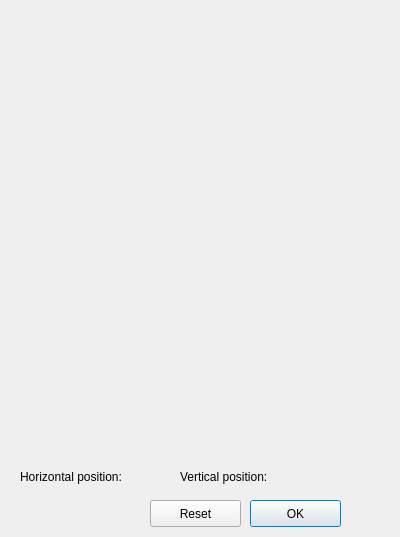
amagovpt/autenticacao.gov, file pteid-mw-pt/_src/eidmw/eidgui/FreeSelectionDialog.ui: the form before one commit.
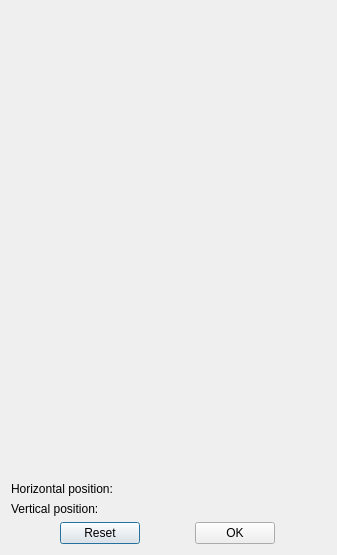
The form after the commit.

Commit message: Improve landscape mode in the FreeSelectionDialog

What changed in the file:
```diff
--- a/pteid-mw-pt/_src/eidmw/eidgui/FreeSelectionDialog.ui
+++ b/pteid-mw-pt/_src/eidmw/eidgui/FreeSelectionDialog.ui
@@ -1,84 +1,90 @@
 <?xml version="1.0" encoding="UTF-8"?>
 <ui version="4.0">
  <class>FreeSelectionDialog</class>
- <widget class="QDialog" name="Dialog">
+ <widget class="QDialog" name="FreeSelectionDialog">
+  <property name="sizePolicy">
+   <sizepolicy hsizetype="Minimum" vsizetype="Minimum">
+    <horstretch>0</horstretch>
+    <verstretch>0</verstretch>
+   </sizepolicy>
+  </property>
   <property name="windowTitle">
    <string>PDF Signature - Free Positioning</string>
   </property>
-   <property name="sizePolicy">
-       <sizepolicy hsizetype="Preferred" vsizetype="Preferred">
-        <horstretch>0</horstretch>
-        <verstretch>0</verstretch>
-      </sizepolicy>
-  </property>
+   <layout class="QVBoxLayout" name="verticalLayout">
+    <item>
   <widget class="QWidget" name="widget" native="true">
-   <property name="geometry">
-    <rect>
-     <x>40</x>
-     <y>10</y>
-     <width>340</width>
+      <property name="minimumSize">
+       <size>
+        <width>315</width>
      <height>465</height>
-    </rect>
-   </property>
-  </widget>
+       </size>
+      </property>
+     </widget>
+    </item>
+    <item>
   <widget class="QLabel" name="label_x">
-   <property name="geometry">
-    <rect>
-     <x>20</x>
-     <y>470</y>
-     <width>165</width>
-     <height>16</height>
-    </rect>
-   </property>
    <property name="text">
     <string>Horizontal position: </string>
    </property>
    <property name="alignment">
-    <set>Qt::AlignLeft</set>
-   </property>
-  </widget>
+       <set>Qt::AlignLeading</set>
+      </property>
+      <property name="sizePolicy">
+        <sizepolicy hsizetype="Preferred" vsizetype="Maximum">
+        <horstretch>0</horstretch>
+        <verstretch>0</verstretch>
+        </sizepolicy>
+      </property>
+    </widget>
+  </item>
+  <item>
   <widget class="QLabel" name="label_y">
-   <property name="geometry">
-    <rect>
-     <x>180</x>
-     <y>470</y>
-     <width>165</width>
-     <height>16</height>
-    </rect>
-   </property>
    <property name="text">
     <string>Vertical position: </string>
    </property>
    <property name="alignment">
-    <set>Qt::AlignLeft</set>
+     <set>Qt::AlignLeading</set>
    </property>
-  </widget>
-  <widget class="QPushButton" name="pushButton_ok">
-   <property name="geometry">
-    <rect>
-     <x>250</x>
-     <y>500</y>
-     <width>91</width>
-     <height>27</height>
-    </rect>
-   </property>
-   <property name="text">
-    <string>OK</string>
-   </property>
-  </widget>
+   <property name="sizePolicy">
+    <sizepolicy hsizetype="Preferred" vsizetype="Maximum">
+      <horstretch>0</horstretch>
+      <verstretch>0</verstretch>
+    </sizepolicy>
+  </property>
+</widget>
+</item>
+<item>
+ <layout class="QHBoxLayout" name="horizontalLayout">
+  <item>
   <widget class="QPushButton" name="pushButton_reset">
-   <property name="geometry">
-    <rect>
-     <x>150</x>
-     <y>500</y>
-     <width>91</width>
-     <height>27</height>
-    </rect>
-   </property>
    <property name="text">
     <string>Reset</string>
    </property>
-  </widget>
+   <property name="sizePolicy">
+    <sizepolicy hsizetype="Maximum" vsizetype="Maximum">
+      <horstretch>4</horstretch>
+      <verstretch>0</verstretch>
+    </sizepolicy>
+  </property>
+</widget>
+</item>
+<item>
+ <widget class="QPushButton" name="pushButton_ok">
+  <property name="text">
+   <string>OK</string>
+ </property>
+ <property name="sizePolicy">
+   <sizepolicy hsizetype="Maximum" vsizetype="Maximum">
+    <horstretch>1</horstretch>
+    <verstretch>0</verstretch>
+  </sizepolicy>
+</property>
+</widget>
+</item>
+</layout>
+</item>
+</layout>
  </widget>
  <resources/>
  <connections/>
```
Lines whose indentation alone changed are shown as unchanged. The commit also changes 4 other files.
